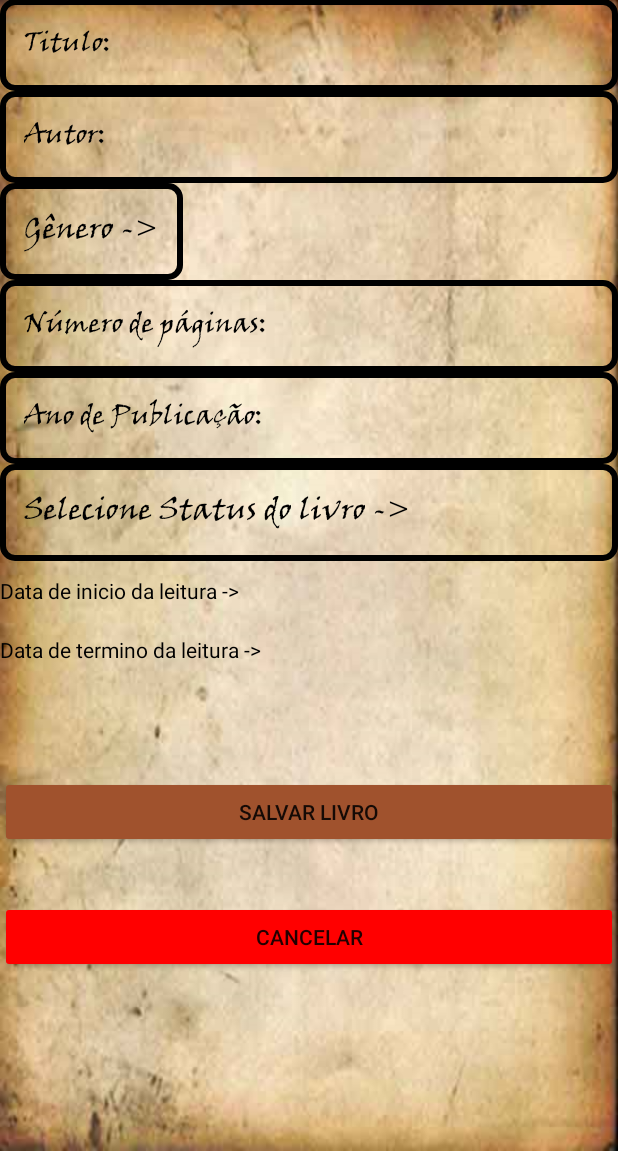
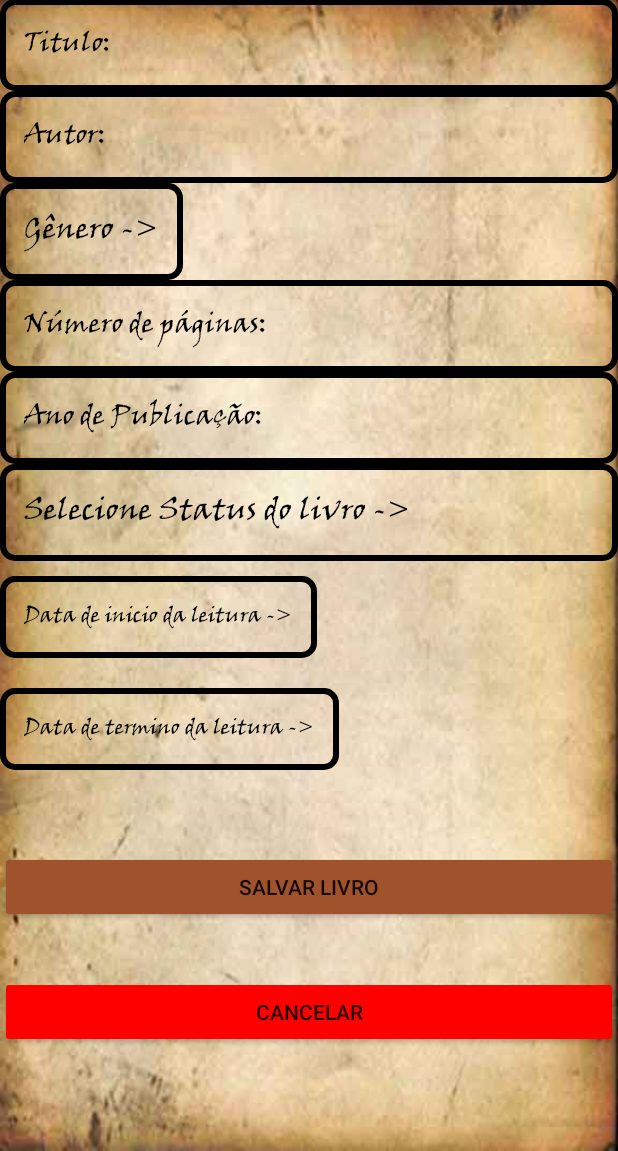
Before and after one commit to PauloRob8/ProjetoFinalPOO, an Android app: the AddLivroActivity screen opened directly, with no data from a screen before it, on a phone screen of 412 x 824 dp, the part 85-1236 px from its top. Run offline under Robolectric (Android 15) with nearby library versions, the phone set to English and light mode, and no system bars; libraries missing offline, so code that uses them is left out: io.objectbox, io.objectbox.annotation, io.objectbox.relation; 3 statements that could not run were skipped.

Commit message:
Atualizando a avaliação

```diff
--- a/app/src/main/java/com/example/paulo_000/readerdiary/Negocios/GerenciadorLivro.java
+++ b/app/src/main/java/com/example/paulo_000/readerdiary/Negocios/GerenciadorLivro.java
@@ -67,8 +67,8 @@ public class GerenciadorLivro {
             livro.setPgAtual("0");
         }
 
-        if (progressBar.getProgress() == progressBar.getMax()) {
-            progressBar.setProgress(100);
+        if (progressBar.getProgress() == progressBar.getMax()){
+            progressBar.setProgress(progressBar.getMax());
             livro.setStatus("Lido");
         }
     }
--- a/app/src/main/java/com/example/paulo_000/readerdiary/UI/AddCapituloActivity.java
+++ b/app/src/main/java/com/example/paulo_000/readerdiary/UI/AddCapituloActivity.java
@@ -64,7 +64,8 @@ public class AddCapituloActivity extends AppCompatActivity {
 
     @Override
     public void onBackPressed() {
-        this.finish();
+
+        startActivity(new Intent(this,CapitulosActivity.class));
     }
 
     public Livro obtemLivro() {
--- a/app/src/main/java/com/example/paulo_000/readerdiary/UI/AddLivroActivity.java
+++ b/app/src/main/java/com/example/paulo_000/readerdiary/UI/AddLivroActivity.java
@@ -5,6 +5,7 @@ import android.content.Intent;
 import android.content.SharedPreferences;
 import android.support.v7.app.AppCompatActivity;
 import android.os.Bundle;
+import android.view.MenuItem;
 import android.view.View;
 import android.widget.DatePicker;
 import android.widget.EditText;
@@ -27,7 +28,7 @@ import io.objectbox.Box;
 public class AddLivroActivity extends AppCompatActivity {
 
     EditText editTitulo,editAutor, editAno, editQtdpg,editPaginaAtual;
-    TextView editStatus, editData,editData2,editGenero;
+    TextView editStatus, editData,editData2,editGenero,avaliar,dataButton1,dataButton2;
 
     private Livro livro;
 
@@ -81,10 +82,15 @@ public class AddLivroActivity extends AppCompatActivity {
         editData = findViewById(R.id.data_inicial);
         editData2 = findViewById(R.id.data_final);
         editPaginaAtual = findViewById(R.id.pagina_atual);
+        avaliar = findViewById(R.id.avaliar);
+        dataButton1 = findViewById(R.id.data_ini_txt);
+        dataButton2 = findViewById(R.id.data_fim_txt);
 
         final Fonte fonte = new Fonte(this);
         fonte.setarFonteNoLivro(editTitulo,editAutor,editGenero,editAno,editStatus,editQtdpg,editPaginaAtual,editData,editData2);
-
+        fonte.setarFonte(avaliar);
+        fonte.setarFonte(dataButton1);
+        fonte.setarFonte(dataButton2);
     }
 
     public void salvarLivro(View view) {
@@ -119,12 +125,17 @@ public class AddLivroActivity extends AppCompatActivity {
             if (menuItem.getItemId() == R.id.lido) {
                 editData.setVisibility(View.VISIBLE);
                 editData2.setVisibility(View.VISIBLE);
+                dataButton1.setVisibility(View.VISIBLE);
+                dataButton2.setVisibility(View.VISIBLE);
                 editPaginaAtual.setVisibility(View.INVISIBLE);
+                avaliar.setVisibility(View.VISIBLE);
                 editStatus.setText("Lido");
                 editStatus.setTextColor(getResources().getColor(R.color.green));
 
             }if (menuItem.getItemId() == R.id.lendo) {
                 editStatus.setText("Lendo");
+                dataButton1.setVisibility(View.VISIBLE);
+                dataButton2.setVisibility(View.INVISIBLE);
                 editData.setVisibility(View.VISIBLE);
                 editData2.setVisibility(View.INVISIBLE);
                 editPaginaAtual.setVisibility(View.VISIBLE);
@@ -185,7 +196,7 @@ public class AddLivroActivity extends AppCompatActivity {
     public boolean genero(View view) {
         PopupMenu popup = new PopupMenu(this, view);
         popup.getMenuInflater().inflate(R.menu.generos,popup.getMenu());
-        popup.setOnMenuItemClickListener((menuItem -> {
+        popup.setOnMenuItemClickListener(((MenuItem menuItem) -> {
             if (menuItem.getItemId() == R.id.terror) {
                 editGenero.setText("Terror");
             }
@@ -219,4 +230,36 @@ public class AddLivroActivity extends AppCompatActivity {
         popup.show();
         return true;
     }
+
+    public boolean nota(View view) {
+        PopupMenu popupMenu = new PopupMenu(this,view);
+        popupMenu.getMenuInflater().inflate(R.menu.notas, popupMenu.getMenu());
+        popupMenu.setOnMenuItemClickListener(((MenuItem menuItem)-> {
+
+            if (menuItem.getItemId() == R.id.nota1) {
+                livro.setNotaDeAvaliação(1.0f);
+            }
+
+            if (menuItem.getItemId() == R.id.nota2) {
+                livro.setNotaDeAvaliação(2.0f);
+            }
+
+            if (menuItem.getItemId() == R.id.nota3) {
+                livro.setNotaDeAvaliação(3.0f);
+            }
+
+            if (menuItem.getItemId() == R.id.nota4) {
+                livro.setNotaDeAvaliação(4.0f);
+            }
+
+            if (menuItem.getItemId() == R.id.nota5) {
+                livro.setNotaDeAvaliação(5.0f);
+            }
+
+
+            return false;
+        }));
+        popupMenu.show();
+        return true;
+    }
 }
--- a/app/src/main/res/layout/activity_add_livro.xml
+++ b/app/src/main/res/layout/activity_add_livro.xml
@@ -94,6 +94,7 @@
             android:text="@string/data_de_inicio"
             android:textColor="@color/black"
             android:layout_marginVertical="10dp"
+            android:background="@drawable/moldura"
             android:layout_below="@id/add_status"
             android:layout_width="wrap_content"
             android:layout_height="wrap_content"
@@ -104,6 +105,7 @@
             android:layout_marginVertical="10dp"
             android:text="@string/data_de_termino"
             android:textColor="@color/black"
+            android:background="@drawable/moldura"
             android:layout_below="@id/data_ini_txt"
             android:layout_width="wrap_content"
             android:layout_height="wrap_content"
@@ -142,12 +144,22 @@
             android:layout_width="wrap_content"
             android:layout_height="wrap_content" />
 
+        <TextView
+            android:id="@+id/avaliar"
+            android:hint="@string/avaliar"
+            android:background="@drawable/moldura"
+            android:layout_below="@id/pagina_atual"
+            android:visibility="gone"
+            android:layout_width="wrap_content"
+            android:onClick="nota"
+            android:layout_height="wrap_content" />
+
         <Button
             android:id="@+id/save_livro"
             android:layout_width="match_parent"
             android:layout_height="wrap_content"
             android:layout_alignParentStart="true"
-            android:layout_below="@+id/pagina_atual"
+            android:layout_below="@+id/avaliar"
             android:layout_marginTop="23dp"
             android:layout_marginVertical="20dp"
             android:backgroundTint="@color/colorPrimaryDark"
@@ -155,13 +167,15 @@
             android:text="@string/salvar_livro" />
 
         <Button
-            android:text="@string/cancelar"
-            android:layout_below="@id/save_livro"
-            android:layout_marginVertical="15dp"
             android:layout_width="match_parent"
             android:layout_height="wrap_content"
+            android:layout_below="@id/save_livro"
+            android:layout_alignParentStart="true"
+            android:layout_marginVertical="15dp"
+            android:layout_marginTop="-40dp"
             android:backgroundTint="#FF0000"
-            android:onClick="AddCancelar"/>
+            android:onClick="AddCancelar"
+            android:text="@string/cancelar" />
 
 
 
--- a/app/src/main/res/layout/activity_capitulos.xml
+++ b/app/src/main/res/layout/activity_capitulos.xml
@@ -133,7 +133,7 @@
             android:layout_height="match_parent">
             <TextView
                 android:id="@+id/opniao"
-                android:text="Avalie o livro"
+                android:text="Sua avaliação"
                 android:layout_gravity="center"
                 android:visibility="gone"
                 android:textColor="@color/black"
@@ -144,7 +144,6 @@
                 android:layout_gravity="center"
                 android:numStars="5"
                 android:stepSize="1.0"
-                android:onClick="avaliar"
                 android:visibility="gone"
                 android:layout_width="wrap_content"
                 android:layout_height="wrap_content" />
--- a/app/src/main/res/layout/rv_item_capitulos.xml
+++ b/app/src/main/res/layout/rv_item_capitulos.xml
@@ -8,6 +8,7 @@
     <android.support.v7.widget.CardView
         android:id="@+id/cap_card"
         android:clickable="true"
+        android:background="@color/cardview_dark_background"
         android:focusable="true"
         android:layout_width="match_parent"
         android:layout_height="wrap_content">
--- a/app/src/main/res/layout/rv_item_livros.xml
+++ b/app/src/main/res/layout/rv_item_livros.xml
@@ -86,8 +86,7 @@
                 android:numStars="5"
                 android:stepSize="1.0"
                 android:layout_width="wrap_content"
-                android:visibility="visible"
-                android:clickable="true"
+                android:visibility="gone"
                 android:layout_height="20dp" />
 
             <ProgressBar
--- a/app/src/main/res/menu/generos.xml
+++ b/app/src/main/res/menu/generos.xml
@@ -3,6 +3,7 @@
 
     <item
         android:id="@+id/acao"
+        android:icon="@drawable/fantasy_icon"
         android:title="Ação">
     </item>
 
--- /dev/null
+++ b/app/src/main/res/menu/notas.xml
@@ -0,0 +1,29 @@
+<?xml version="1.0" encoding="utf-8"?>
+<menu xmlns:android="http://schemas.android.com/apk/res/android">
+
+    <item
+        android:id="@+id/nota1"
+        android:title="1"
+       ></item>
+
+    <item
+        android:id="@+id/nota2"
+        android:title="2"
+        ></item>
+
+    <item
+        android:id="@+id/nota3"
+        android:title="3"
+        ></item>
+
+    <item
+        android:id="@+id/nota4"
+        android:title="4"
+        ></item>
+
+    <item
+        android:id="@+id/nota5"
+        android:title="5"
+        ></item>
+
+</menu>
```
Also changed, not shown: app/src/main/java/com/example/paulo_000/readerdiary/UI/CapitulosActivity.java (+3 -11 lines), 230 other files.
